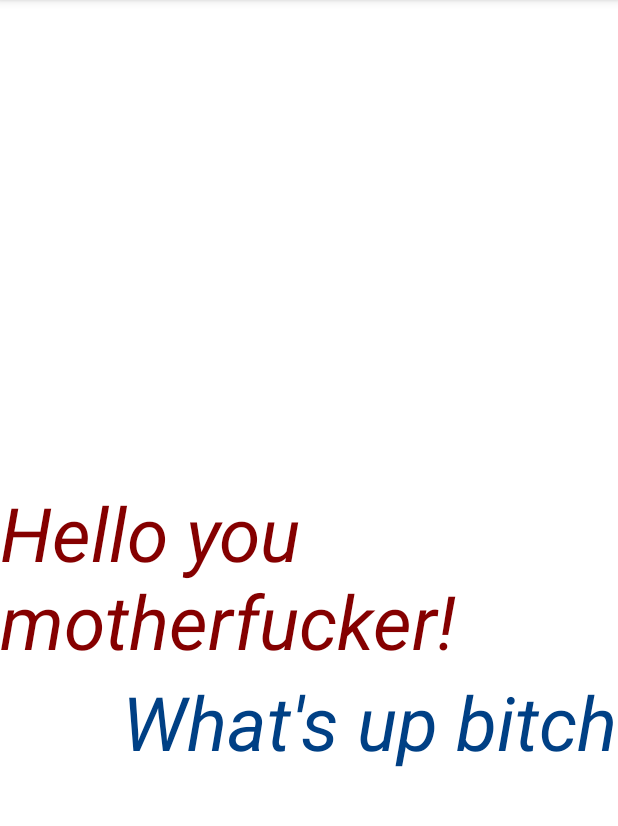
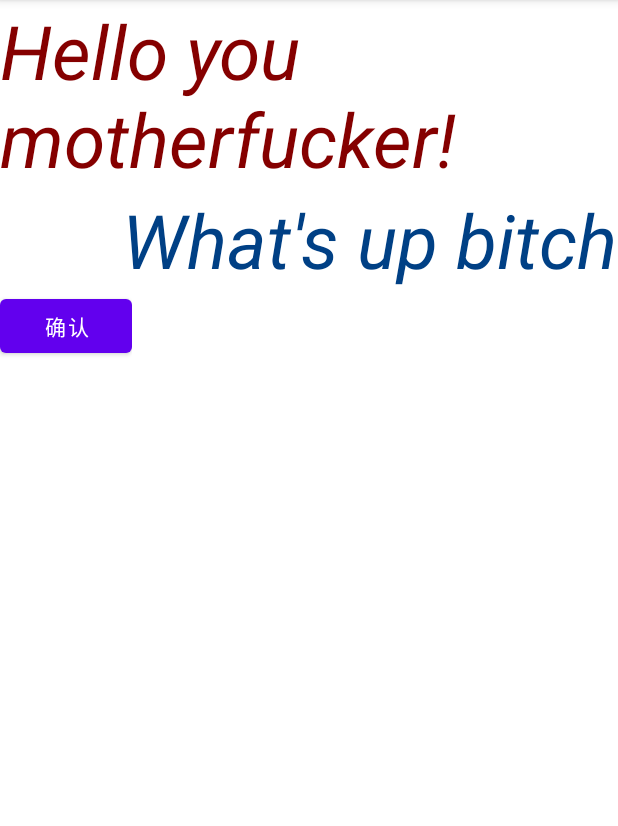
Before and after one commit to minerva0394/Android_test_study, an Android app: the screen it shows after launch (MainActivity), on a phone screen of 412 x 824 dp, the part 84-910 px from its top. Run offline under Robolectric (Android 15) with nearby library versions, the phone set to English and light mode, and no system bars.

Commit message:
2021.10.14 android studio 第一次实验报告 提交

```diff
--- a/app/src/main/AndroidManifest.xml
+++ b/app/src/main/AndroidManifest.xml
@@ -8,7 +8,7 @@
         android:label="@string/app_name"
         android:roundIcon="@mipmap/new_ic_launcher_round"
         android:supportsRtl="true"
-        android:theme="@style/Theme.TEST">
+        >
         <activity
             android:name=".MainActivity"
             android:exported="true">
--- a/app/src/main/java/com/example/test/MainActivity.java
+++ b/app/src/main/java/com/example/test/MainActivity.java
@@ -1,6 +1,8 @@
 package com.example.test;
 
 import androidx.appcompat.app.AppCompatActivity;
+import androidx.core.content.ContextCompat;
+import androidx.core.content.res.ResourcesCompat;
 
 import android.os.Bundle;
 import android.util.Log;
@@ -10,7 +12,10 @@ public class MainActivity extends AppCompatActivity {
     @Override
     protected void onCreate(Bundle savedInstanceState) {
         super.onCreate(savedInstanceState);
+        setTheme(R.style.Theme_TEST);
+        //todo java代码中，获取图片资源失效，需要解决
         setContentView(R.layout.activity_main);
+        getResources().getDimension(R.dimen.activity_horizontal_margin);
         Log.v("MainActivity","Verbose");
         Log.d("MainActivity", "Debug");
         Log.i("MainActivity", "Info");
--- a/app/src/main/res/layout/activity_main.xml
+++ b/app/src/main/res/layout/activity_main.xml
@@ -2,6 +2,8 @@
 <androidx.constraintlayout.widget.ConstraintLayout xmlns:android="http://schemas.android.com/apk/res/android"
     xmlns:app="http://schemas.android.com/apk/res-auto"
     xmlns:tools="http://schemas.android.com/tools"
+    android:gravity="center"
+    android:layout_gravity="center"
     android:layout_width="match_parent"
     android:layout_height="match_parent"
     tools:context=".MainActivity">
@@ -14,12 +16,10 @@
         android:textSize="50dp"
         android:textColor="#850000"
         android:textStyle="italic"
-        app:layout_constraintBottom_toBottomOf="parent"
-        app:layout_constraintLeft_toLeftOf="parent"
-        app:layout_constraintRight_toRightOf="parent"
-        app:layout_constraintTop_toTopOf="parent" />
+        tools:ignore="MissingConstraints" />
 
     <TextView
+        android:id="@+id/wub"
         android:layout_width="wrap_content"
         android:layout_height="wrap_content"
         android:text="What's up bitch"
@@ -29,6 +29,22 @@
         app:layout_constraintTop_toBottomOf="@+id/hym"
         app:layout_constraintRight_toRightOf="@+id/hym"
         />
+
+    <LinearLayout
+        android:layout_width="wrap_content"
+        android:layout_height="wrap_content"
+        android:gravity="center"
+        app:layout_constraintTop_toBottomOf="@id/wub"
+        tools:ignore="MissingConstraints">
+        <Button
+            android:id="@+id/button1"
+            android:text="确认"
+            android:layout_gravity="center"
+            android:layout_width="wrap_content"
+            android:layout_height="wrap_content"
+            tools:ignore="MissingConstraints"
+            />
+    </LinearLayout>
 
     """ 各种layout控件说明
     github提交测试
--- /dev/null
+++ b/app/src/main/res/values/dimens.xml
@@ -0,0 +1,5 @@
+<?xml version="1.0" encoding="utf-8"?>
+<resources>
+    <dimen name="activity_horizontal_margin">16dp</dimen>
+    <dimen name="activity_vertical_margin">16dp</dimen>
+</resources>
```
